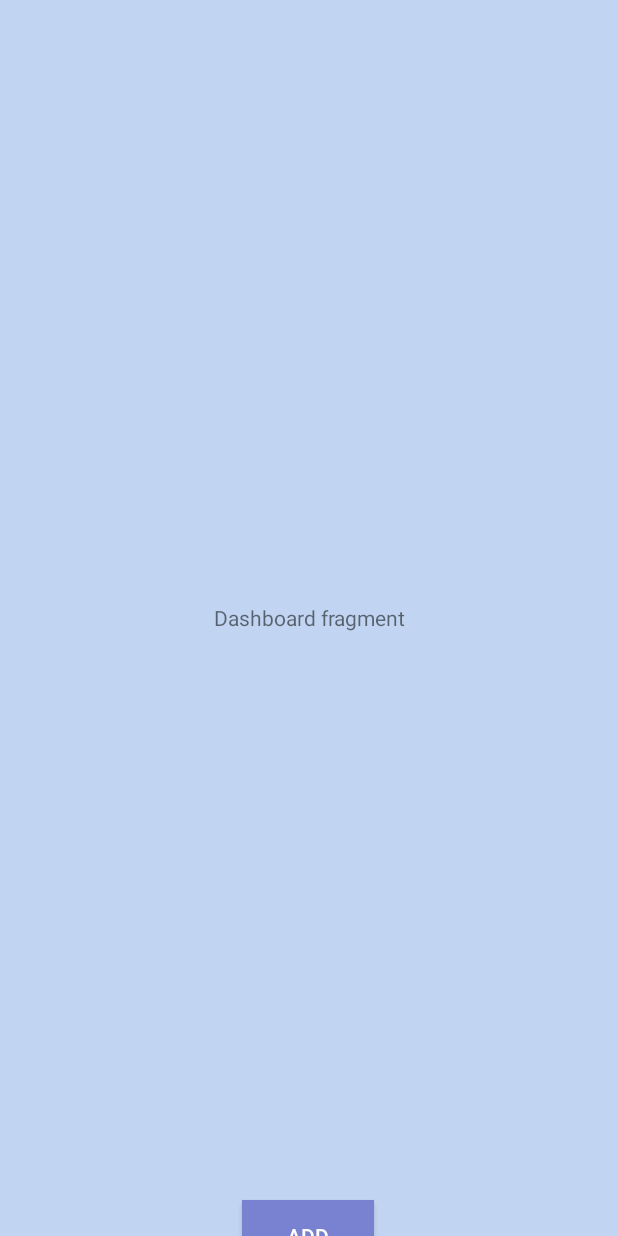
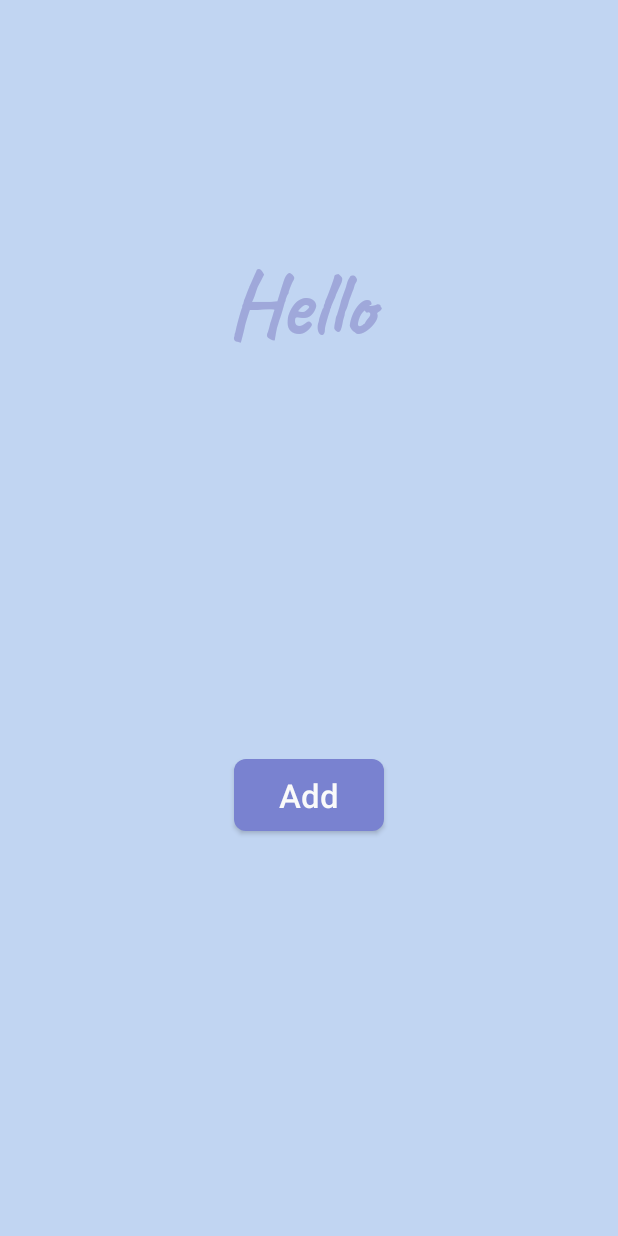
Before and after one commit to nazmus-ashrafi/Multi-timer-2-master, an Android app: the layout fragment_logged_in_dashboard.xml on its own in the app's theme, with its tools: preview values and no code run, on a phone screen of 412 x 824 dp. Run offline under Robolectric (Android 15) with nearby library versions, the phone set to English and light mode, and no system bars.

Commit message:
update 3

```diff
--- /dev/null
+++ b/app/src/main/res/drawable/bt_ui_dashboard_add.xml
@@ -0,0 +1,17 @@
+<?xml version="1.0" encoding="utf-8"?>
+<selector xmlns:android="http://schemas.android.com/apk/res/android">
+
+    <item android:state_pressed="true">
+        <shape android:shape="rectangle">
+            <solid android:color="#6168A6"/>
+            <corners android:radius="8dp"/>
+        </shape>
+    </item>
+
+    <item>
+        <shape android:shape="rectangle">
+            <solid android:color="@color/primaryButtonColor"/>
+            <corners android:radius="8dp"/>
+        </shape>
+    </item>
+</selector>
--- a/app/src/main/res/layout/fragment_logged_in_dashboard.xml
+++ b/app/src/main/res/layout/fragment_logged_in_dashboard.xml
@@ -9,32 +9,70 @@
 
     <!-- TODO: Update blank fragment layout -->
 
-    <TextView
-        android:id="@+id/textView"
-        android:layout_width="0dp"
-        android:layout_height="0dp"
-        android:gravity="center"
-        android:text="Dashboard fragment"
-        app:layout_constraintBottom_toBottomOf="parent"
-        app:layout_constraintEnd_toEndOf="parent"
-        app:layout_constraintHorizontal_bias="0.0"
-        app:layout_constraintStart_toStartOf="parent"
-        app:layout_constraintTop_toTopOf="parent"
-        app:layout_constraintVertical_bias="0.0" />
 
     <Button
         android:id="@+id/addButton"
         android:layout_width="wrap_content"
         android:layout_height="wrap_content"
-        android:layout_marginBottom="312dp"
-        android:background="@color/primaryButtonColor"
+
+        android:layout_marginBottom="270dp"
+        android:background="@drawable/bt_ui_dashboard_add"
+        android:paddingLeft="30dp"
+
+        android:paddingRight="30dp"
         android:text="Add"
-        android:textColor="@color/colorWhite"
+        android:textAllCaps="false"
+        android:textColor="@color/colorBackground"
+        android:textSize="22sp"
         app:layout_constraintBottom_toBottomOf="parent"
         app:layout_constraintEnd_toEndOf="parent"
-        app:layout_constraintHorizontal_bias="0.498"
+        app:layout_constraintStart_toStartOf="parent" />
+
+    <TextView
+        android:id="@+id/helloText"
+        android:layout_width="110dp"
+        android:layout_height="wrap_content"
+        android:layout_marginBottom="100dp"
+        android:fontFamily="@font/caveat_bold"
+        android:text="Hello"
+        android:textColor="@color/colorPrimaryDark"
+        android:textSize="60sp"
+
+        android:textStyle="bold"
+        app:layout_constraintBottom_toTopOf="@+id/addButton"
+        app:layout_constraintEnd_toEndOf="parent"
         app:layout_constraintStart_toStartOf="parent"
-        app:layout_constraintTop_toBottomOf="@+id/textView"
-        app:layout_constraintVertical_bias="0.905" />
+        app:layout_constraintTop_toTopOf="parent" />
+
+    <TextView
+        android:id="@+id/nameText"
+        android:layout_width="wrap_content"
+        android:layout_height="wrap_content"
+        android:layout_marginBottom="120dp"
+        android:fontFamily="@font/caveat_bold"
+        android:text=" "
+        android:textColor="#818181"
+
+        android:textSize="40sp"
+        android:textStyle="bold"
+        app:layout_constraintBottom_toTopOf="@+id/addButton"
+        app:layout_constraintEnd_toEndOf="parent"
+        app:layout_constraintStart_toStartOf="parent"
+        app:layout_constraintTop_toBottomOf="@+id/helloText" />
+
+
+    <!--    <Button-->
+    <!--        android:id="@+id/addButton"-->
+    <!--        android:layout_width="wrap_content"-->
+    <!--        android:layout_height="wrap_content"-->
+    <!--        android:layout_marginBottom="312dp"-->
+    <!--        android:background="@color/primaryButtonColor"-->
+    <!--        android:text="Add"-->
+    <!--        android:textColor="@color/colorWhite"-->
+    <!--        app:layout_constraintBottom_toBottomOf="parent"-->
+    <!--        app:layout_constraintEnd_toEndOf="parent"-->
+    <!--        app:layout_constraintHorizontal_bias="0.498"-->
+    <!--        app:layout_constraintStart_toStartOf="parent"-->
+    <!--        />-->
 
 </androidx.constraintlayout.widget.ConstraintLayout>
--- a/app/src/main/res/layout/fragment_logged_in_settings.xml
+++ b/app/src/main/res/layout/fragment_logged_in_settings.xml
@@ -197,6 +197,7 @@
             android:fontFamily="@font/montserrat"
             android:hint="Enter Name..."
             android:padding="16dp"
+            android:maxLength="26"
 
             />
 
```
Also changed, not shown: app/src/main/java/com/nazmusashrafi/multi_timer_2_master/LoggedInDashboardFragment.java (+44 -0 lines), app/src/main/res/layout/activity_build_screen.xml (+8 -26 lines).
